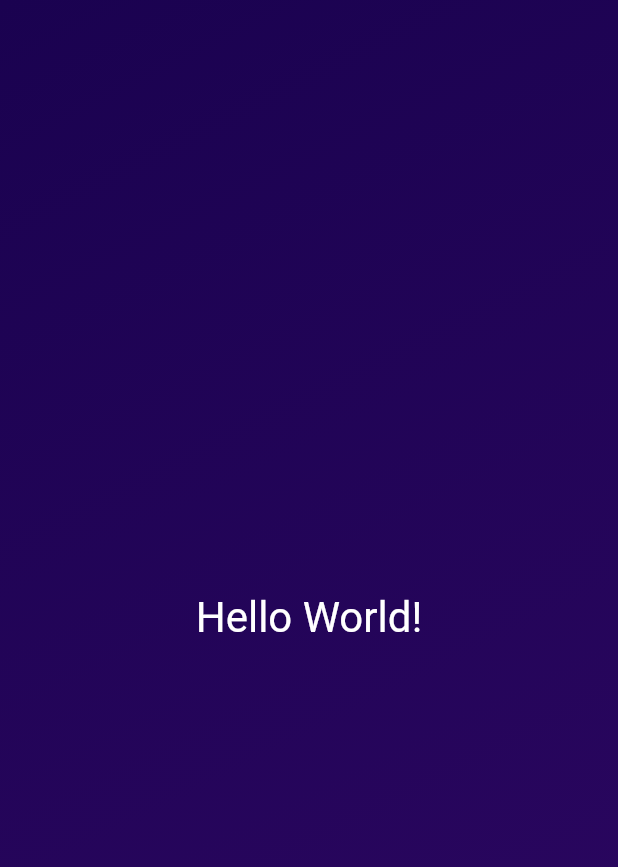
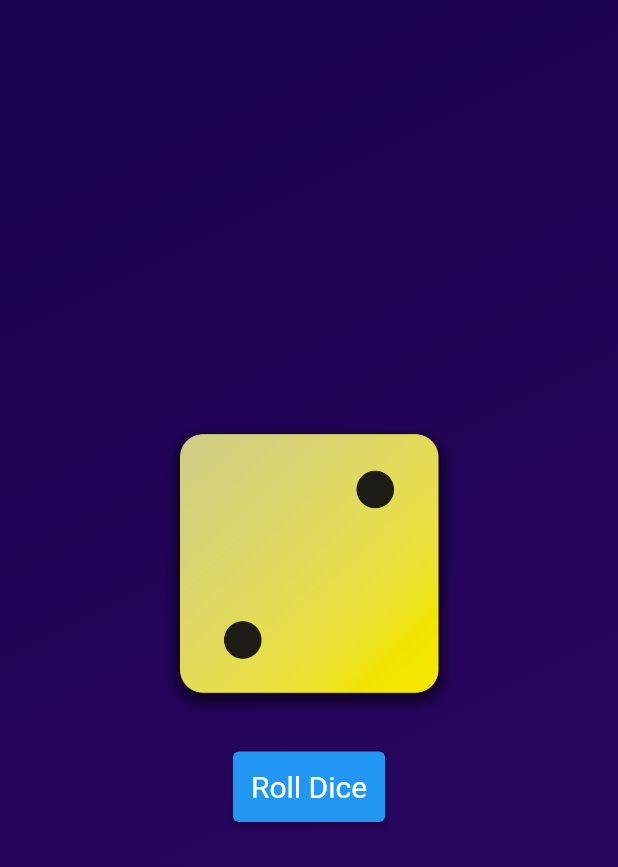
Before and after one commit to saif-shikdar/flutter-dice-app, a Flutter app: the screen it shows after launch, on a phone screen of 412 x 824 dp. Shown: the top 867 px of the screen. Run offline on Flutter 3.47's test engine with Material 2 defaults, Android fonts, the phone set to English and light mode, and no system bars.

Commit message:
Completed Dice app

```diff
--- /dev/null
+++ b/lib/dice_roller.dart
@@ -0,0 +1,49 @@
+import 'dart:math';
+import 'package:flutter/material.dart';
+
+final randomizer = Random();
+
+class DiceRoller extends StatefulWidget {
+  const DiceRoller({super.key});
+
+  @override
+  State<StatefulWidget> createState() {
+    return _DiceRollerState();
+  }
+}
+
+class _DiceRollerState extends State<DiceRoller> {
+  var currentDiceRoll = 2;
+
+  void rollDice() {
+    setState(() {
+      currentDiceRoll = randomizer.nextInt(6) + 1;
+    });
+  }
+
+  @override
+  Widget build(BuildContext context) {
+    return Column(
+      mainAxisAlignment: MainAxisAlignment.center,
+      children: [
+        Image.asset(
+          'assets/images/dice-$currentDiceRoll.png',
+          width: 200,
+        ),
+        const SizedBox(
+          height: 25,
+        ),
+        ElevatedButton(
+          onPressed: rollDice,
+          style: ElevatedButton.styleFrom(
+              padding: const EdgeInsets.all(12),
+              foregroundColor: Colors.white,
+              textStyle: const TextStyle(fontSize: 20)),
+          child: const Text(
+            'Roll Dice',
+          ),
+        )
+      ],
+    );
+  }
+}
--- a/lib/main.dart
+++ b/lib/main.dart
@@ -1,5 +1,5 @@
+import 'package:dice_app/dice_roller.dart';
 import 'package:dice_app/reusable_components/gradient_container.dart';
-import 'package:dice_app/reusable_components/styled_text.dart';
 import 'package:flutter/material.dart';
 import 'package:flutter/services.dart';
 
@@ -19,16 +19,16 @@ class MyApp extends StatelessWidget {
         statusBarIconBrightness: Brightness.dark,
       ),
     );
-    return const MaterialApp(
+    return MaterialApp(
       debugShowCheckedModeBanner: false,
       home: Scaffold(
         body: GradientContainer(
-          gradientColors: [
+          gradientColors: const [
             Color.fromARGB(255, 26, 2, 80),
             Color.fromARGB(255, 45, 7, 98),
           ],
-          body: StyledText(
-            text: 'Hello World!',
+          body: Center(
+            child: DiceRoller(),
           ),
         ),
       ),
--- a/lib/reusable_components/gradient_container.dart
+++ b/lib/reusable_components/gradient_container.dart
@@ -1,10 +1,18 @@
 import 'package:flutter/material.dart';
 
 class GradientContainer extends StatelessWidget {
-  const GradientContainer({super.key, this.body, this.gradientColors});
+  const GradientContainer({
+    super.key,
+    this.body,
+    this.gradientColors,
+    this.begin = Alignment.topLeft,
+    this.end = Alignment.bottomRight,
+  });
 
   final List<Color>? gradientColors;
   final Widget? body;
+  final AlignmentGeometry begin;
+  final AlignmentGeometry end;
 
   @override
   Widget build(BuildContext context) {
@@ -12,8 +20,8 @@ class GradientContainer extends StatelessWidget {
       decoration: BoxDecoration(
         gradient: LinearGradient(
           colors: gradientColors ?? [],
-          begin: Alignment.topLeft,
-          end: Alignment.bottomRight,
+          begin: begin,
+          end: end,
         ),
       ),
       child: Center(
```
Also changed, not shown: pubspec.yaml (+7 -3 lines), assets/images/dice-1.png (added), assets/images/dice-2.png (added), assets/images/dice-3.png (added), assets/images/dice-4.png (added), assets/images/dice-5.png (added), assets/images/dice-6.png (added), 16 other files.
